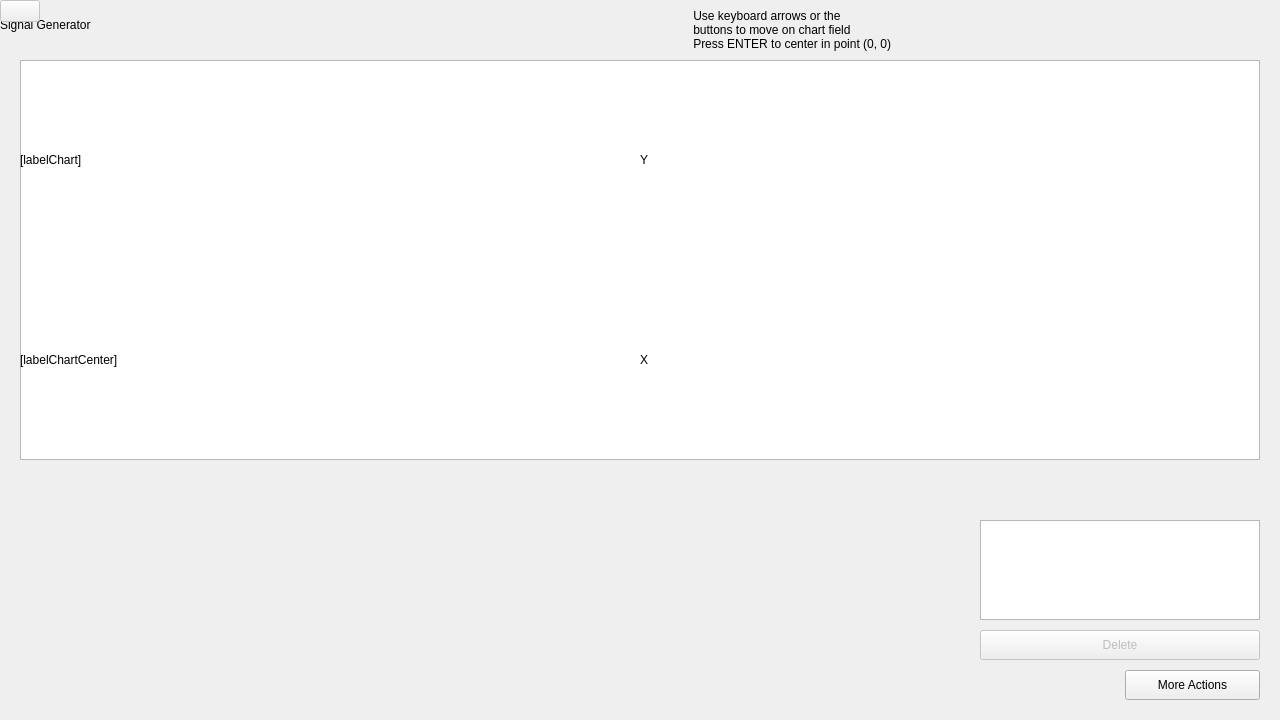
Above: forms/application.ui from Aquaver/signal-generator before the change. Below: the same form after it.
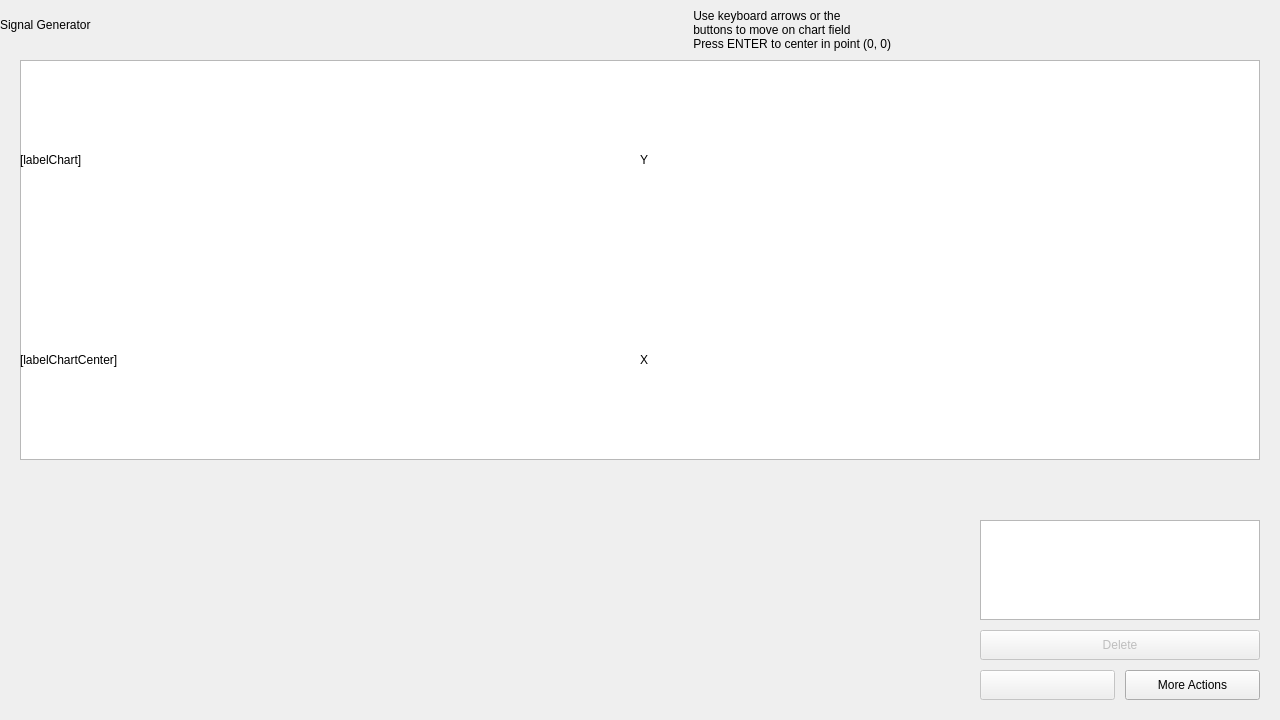
That is the form after the change.

Commit message: Added geometry property in rename menu button widget in application UI file

What changed in the file:
```diff
--- a/forms/application.ui
+++ b/forms/application.ui
@@ -371,6 +371,15 @@
             <property name="enabled">
               <bool>false</bool>
             </property>
+            
+            <property name="geometry">
+              <rect>
+                <x>980</x>
+                <y>670</y>
+                <width>135</width>
+                <height>30</height>
+              </rect>
+            </property>
           </widget>
         </widget>
       </widget>
```
